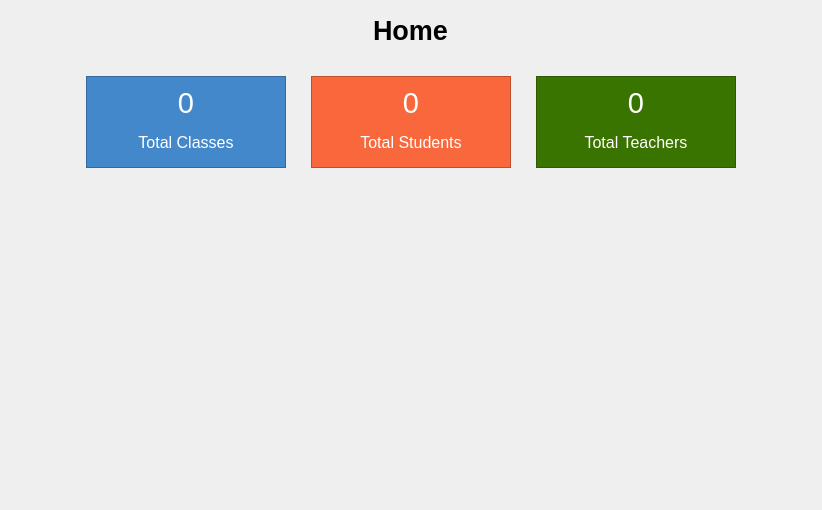
Before: the Qt Designer form pagehomeform.ui in thenewcoder/school-administration-system, drawn with Qt 5.
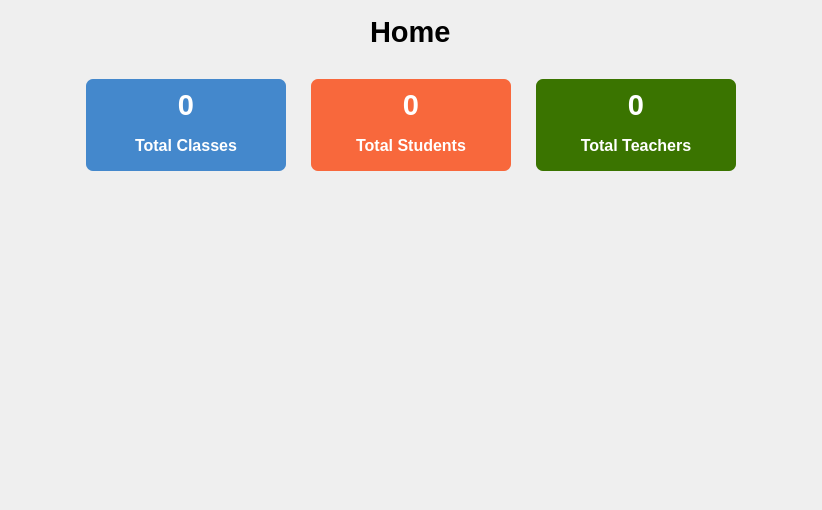
After: the same form once the commit is applied.

Commit message: Added rounded corners to the color boxes and larger text

```diff
--- a/pagehomeform.ui
+++ b/pagehomeform.ui
@@ -16,7 +16,6 @@
   <property name="styleSheet">
    <string notr="true">#frClasses {
 	background-color: rgb(68, 136, 204);
-	
 }
 
 #frStudents {
@@ -27,10 +26,15 @@
 	background-color: rgb(58, 116, 0);
 }
 
+QFrame {
+		border-radius: 7px;
+}
+
 #frClasses QLabel,
 #frStudents QLabel,
 #frTeachers QLabel {
 	color: white;
+	font-weight:bold;
 }</string>
   </property>
   <layout class="QVBoxLayout" name="verticalLayout_4">
@@ -44,8 +48,7 @@
     <widget class="QLabel" name="lblTitle">
      <property name="font">
       <font>
-       <pointsize>20</pointsize>
-       <weight>75</weight>
+       <pointsize>22</pointsize>
        <bold>true</bold>
       </font>
      </property>
@@ -104,6 +107,7 @@
           <property name="font">
            <font>
             <pointsize>22</pointsize>
+            <bold>true</bold>
            </font>
           </property>
           <property name="text">
@@ -119,6 +123,7 @@
           <property name="font">
            <font>
             <pointsize>12</pointsize>
+            <bold>true</bold>
            </font>
           </property>
           <property name="text">
@@ -164,6 +169,7 @@
           <property name="font">
            <font>
             <pointsize>22</pointsize>
+            <bold>true</bold>
            </font>
           </property>
           <property name="text">
@@ -179,6 +185,7 @@
           <property name="font">
            <font>
             <pointsize>12</pointsize>
+            <bold>true</bold>
            </font>
           </property>
           <property name="text">
@@ -224,6 +231,7 @@
           <property name="font">
            <font>
             <pointsize>22</pointsize>
+            <bold>true</bold>
            </font>
           </property>
           <property name="text">
@@ -239,6 +247,7 @@
           <property name="font">
            <font>
             <pointsize>12</pointsize>
+            <bold>true</bold>
            </font>
           </property>
           <property name="text">
```
